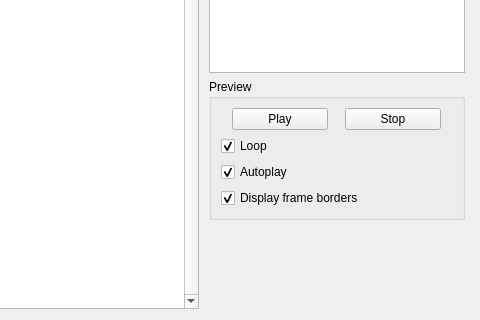
PsyCommando/ppmdu_spriteeditor, file src/ui/tabs/tabanimgroup.ui: the form before one commit; both pictures show x 512 to 992 and y 220 to 540 of the 992 by 540 pixel window.
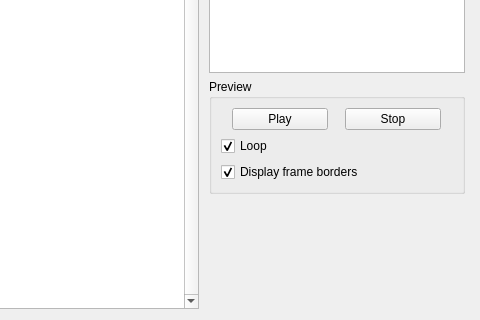
The form after the commit. Icons and pictures are not drawn.

```diff
--- a/src/ui/tabs/tabanimgroup.ui
+++ b/src/ui/tabs/tabanimgroup.ui
@@ -545,16 +545,6 @@
           </property>
          </widget>
         </item>
-        <item>
-         <widget class="QCheckBox" name="chkAutoPlay">
-          <property name="text">
-           <string>Autoplay</string>
-          </property>
-          <property name="checked">
-           <bool>true</bool>
-          </property>
-         </widget>
-        </item>
         <item>
          <widget class="QCheckBox" name="chkDisplayFrameBorder">
           <property name="text">
```
